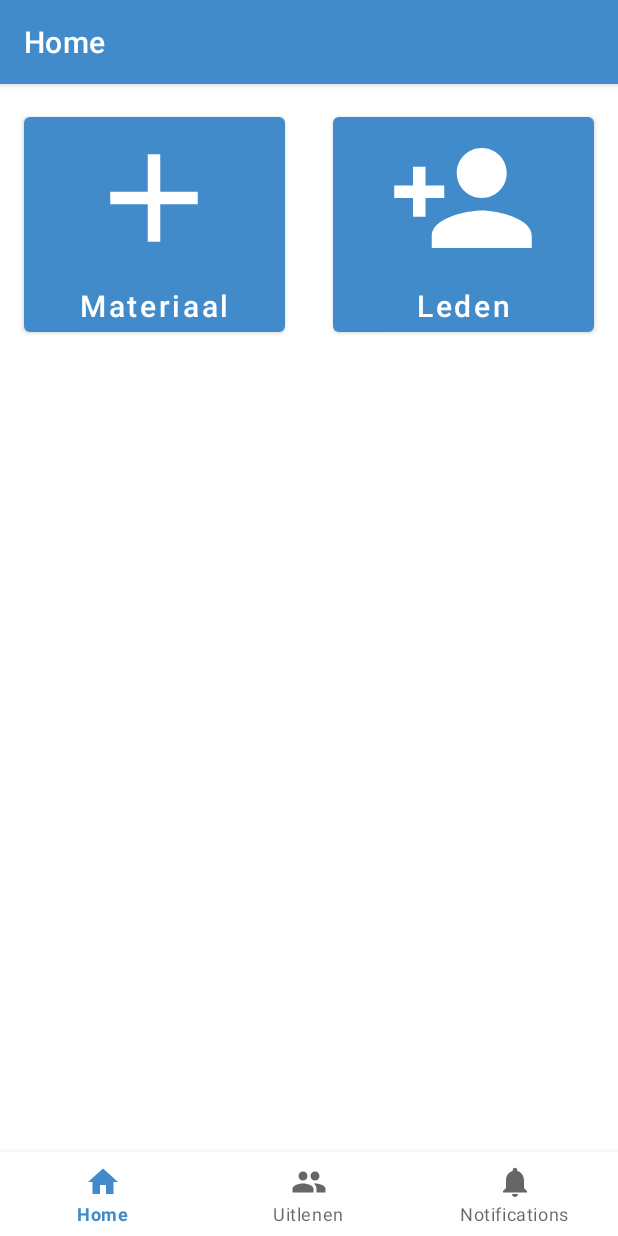
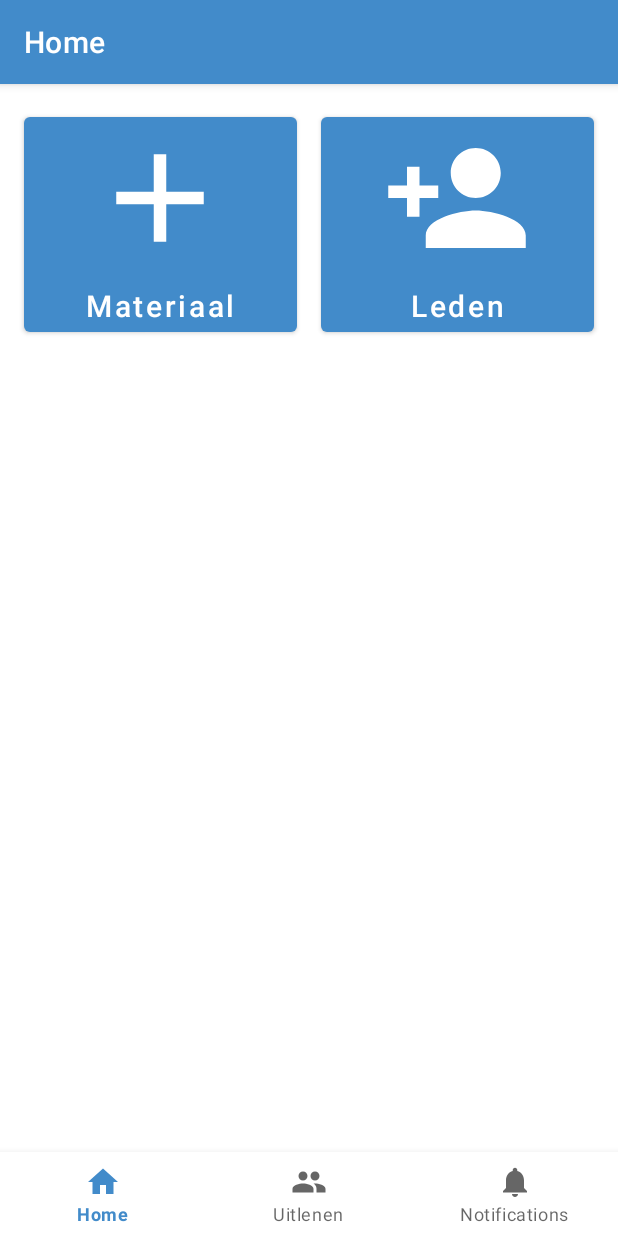
Before and after one commit to tallismen/Kabelgat, an Android app: the screen it shows after launch (MainActivity), on a phone screen of 412 x 824 dp. Run offline under Robolectric (Android 15) with nearby library versions, the light colour scheme and no system bars; our stand-ins replace Room's generated code, navigation-ui.

Commit message:
Fixed directions

```diff
--- a/app/src/main/AndroidManifest.xml
+++ b/app/src/main/AndroidManifest.xml
@@ -4,7 +4,6 @@
 
     <application
         android:name=".App"
-        android:allowBackup="true"
         android:icon="@mipmap/ic_launcher"
         android:label="@string/app_name"
         android:roundIcon="@mipmap/ic_launcher_round"
--- a/app/src/main/java/nl/designlama/kabelgat/BaseFragment.kt
+++ b/app/src/main/java/nl/designlama/kabelgat/BaseFragment.kt
@@ -5,11 +5,5 @@ import androidx.viewbinding.ViewBinding
 
 abstract class BaseFragment<VM : BaseViewModel> : Fragment() {
 
-    protected var binding: ViewBinding? = null
     protected abstract val viewModel: VM
-
-    override fun onDestroyView() {
-        binding = null
-        super.onDestroyView()
-    }
 }
--- a/app/src/main/java/nl/designlama/kabelgat/ui/dashboard/DashboardFragment.kt
+++ b/app/src/main/java/nl/designlama/kabelgat/ui/dashboard/DashboardFragment.kt
@@ -10,6 +10,8 @@ import nl.designlama.kabelgat.databinding.FragmentDashboardBinding
 import org.koin.android.viewmodel.ext.android.viewModel
 
 class DashboardFragment : BaseFragment<DashboardViewModel>() {
+
+    private var binding: FragmentDashboardBinding? = null
 
     override val viewModel: DashboardViewModel by viewModel()
 
--- a/app/src/main/java/nl/designlama/kabelgat/ui/home/HomeFragment.kt
+++ b/app/src/main/java/nl/designlama/kabelgat/ui/home/HomeFragment.kt
@@ -4,11 +4,15 @@ import android.os.Bundle
 import android.view.LayoutInflater
 import android.view.View
 import android.view.ViewGroup
+import androidx.navigation.fragment.findNavController
 import nl.designlama.kabelgat.BaseFragment
+import nl.designlama.kabelgat.R
 import nl.designlama.kabelgat.databinding.FragmentHomeBinding
 import org.koin.android.viewmodel.ext.android.viewModel
 
 class HomeFragment : BaseFragment<HomeViewModel>()  {
+
+    private var binding: FragmentHomeBinding? = null
 
     override val viewModel: HomeViewModel by viewModel()
 
@@ -16,4 +20,14 @@ class HomeFragment : BaseFragment<HomeViewModel>()  {
         binding = FragmentHomeBinding.inflate(inflater, container, false)
         return binding?.root
     }
+
+    override fun onViewCreated(view: View, savedInstanceState: Bundle?) {
+        super.onViewCreated(view, savedInstanceState)
+//        binding?.ledenButton?.setOnClickListener { findNavController().navigate(R.id.) }
+    }
+
+    override fun onDestroy() {
+        binding = null
+        super.onDestroy()
+    }
 }
--- a/app/src/main/java/nl/designlama/kabelgat/ui/leden/LedenFragment.kt
+++ b/app/src/main/java/nl/designlama/kabelgat/ui/leden/LedenFragment.kt
@@ -11,6 +11,8 @@ import org.koin.android.viewmodel.ext.android.viewModel
 
 class LedenFragment : BaseFragment<LedenViewModel>()  {
 
+    private var binding: FragmentLedenBinding? = null
+
     override val viewModel: LedenViewModel by viewModel()
 
     override fun onCreateView(inflater: LayoutInflater, container: ViewGroup?, savedInstanceState: Bundle?): View? {
--- a/app/src/main/java/nl/designlama/kabelgat/ui/notifications/NotificationsFragment.kt
+++ b/app/src/main/java/nl/designlama/kabelgat/ui/notifications/NotificationsFragment.kt
@@ -10,6 +10,8 @@ import org.koin.android.viewmodel.ext.android.viewModel
 
 class NotificationsFragment : BaseFragment<NotificationsViewModel>()  {
 
+    private var binding: FragmentNotificationsBinding? = null
+
     override val viewModel: NotificationsViewModel by viewModel()
 
     override fun onCreateView(inflater: LayoutInflater, container: ViewGroup?, savedInstanceState: Bundle?): View? {
--- a/app/src/main/res/layout/fragment_home.xml
+++ b/app/src/main/res/layout/fragment_home.xml
@@ -7,12 +7,12 @@
     tools:context=".ui.home.HomeFragment">
 
     <Button
-        android:id="@+id/button"
+        android:id="@+id/materiaalButton"
         android:layout_width="0dp"
         android:layout_height="wrap_content"
         android:layout_marginStart="16dp"
         android:layout_marginTop="16dp"
-        android:layout_marginEnd="16dp"
+        android:layout_marginEnd="8dp"
         android:drawableTop="@drawable/ic_add"
         android:drawableTint="@color/white"
         android:text="@string/materiaal"
@@ -23,10 +23,10 @@
         app:layout_constraintTop_toTopOf="parent" />
 
     <Button
-        android:id="@+id/button2"
+        android:id="@+id/ledenButton"
         android:layout_width="0dp"
         android:layout_height="wrap_content"
-        android:layout_marginStart="16dp"
+        android:layout_marginStart="8dp"
         android:layout_marginTop="16dp"
         android:layout_marginEnd="16dp"
         android:drawableTop="@drawable/ic_person_add"
--- a/app/src/main/res/navigation/mobile_navigation.xml
+++ b/app/src/main/res/navigation/mobile_navigation.xml
@@ -9,7 +9,11 @@
         android:id="@+id/navigation_home"
         android:name="nl.designlama.kabelgat.ui.home.HomeFragment"
         android:label="@string/title_home"
-        tools:layout="@layout/fragment_home" />
+        tools:layout="@layout/fragment_home" >
+        <action
+            android:id="@+id/action_navigation_home_to_ledenFragment"
+            app:destination="@id/ledenFragment" />
+    </fragment>
 
     <fragment
         android:id="@+id/navigation_uitlenen"
@@ -22,4 +26,9 @@
         android:name="nl.designlama.kabelgat.ui.notifications.NotificationsFragment"
         android:label="@string/title_notifications"
         tools:layout="@layout/fragment_notifications" />
+    <fragment
+        android:id="@+id/ledenFragment"
+        android:name="nl.designlama.kabelgat.ui.leden.LedenFragment"
+        android:label="LedenFragment"
+        tools:layout="@layout/fragment_leden"/>
 </navigation>
--- a/build.gradle
+++ b/build.gradle
@@ -8,9 +8,8 @@ buildscript {
     dependencies {
         classpath "com.android.tools.build:gradle:4.1.1"
         classpath "org.jetbrains.kotlin:kotlin-gradle-plugin:$kotlin_version"
+        classpath "androidx.navigation:navigation-safe-args-gradle-plugin:2.3.2"
 
-        // NOTE: Do not place your application dependencies here; they belong
-        // in the individual module build.gradle files
     }
 }
 
```
Also changed, not shown: app/build.gradle (+14 -0 lines).
